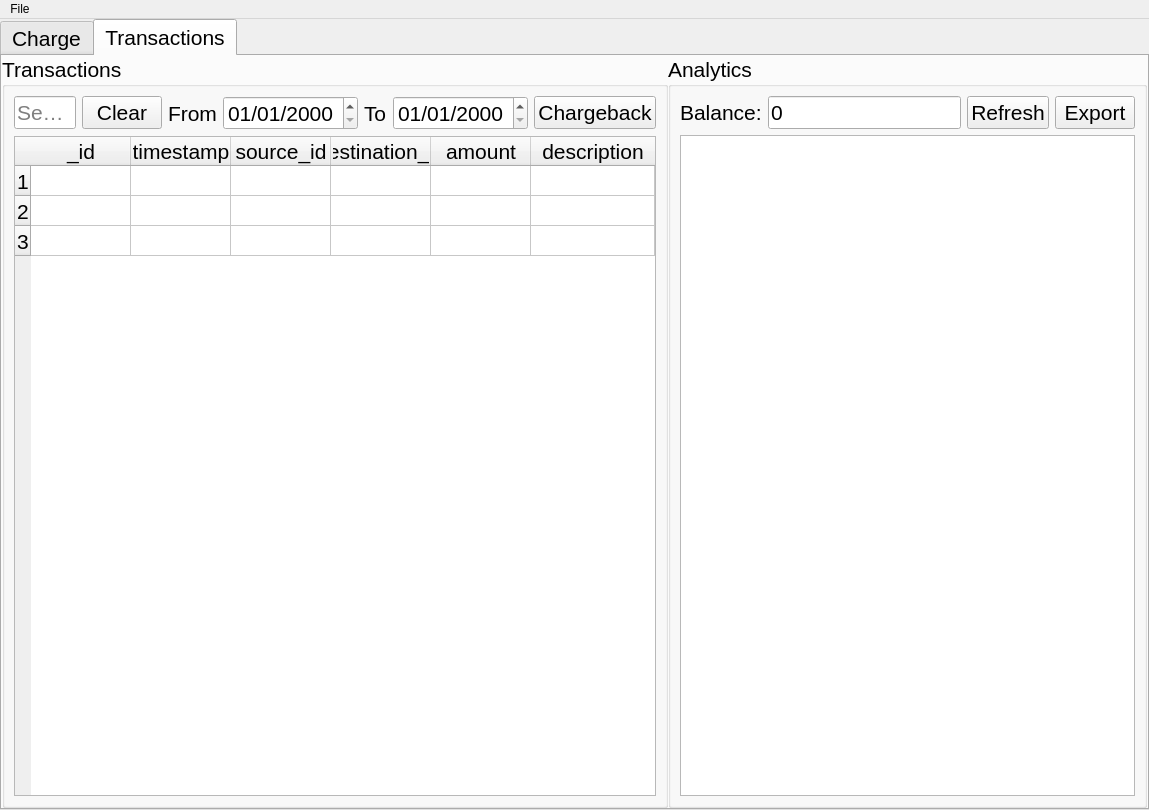
Before: the Qt Designer form src/windows/ui/ProjectMainWindow.ui in 1icolo/AUPay, drawn with Qt 5.
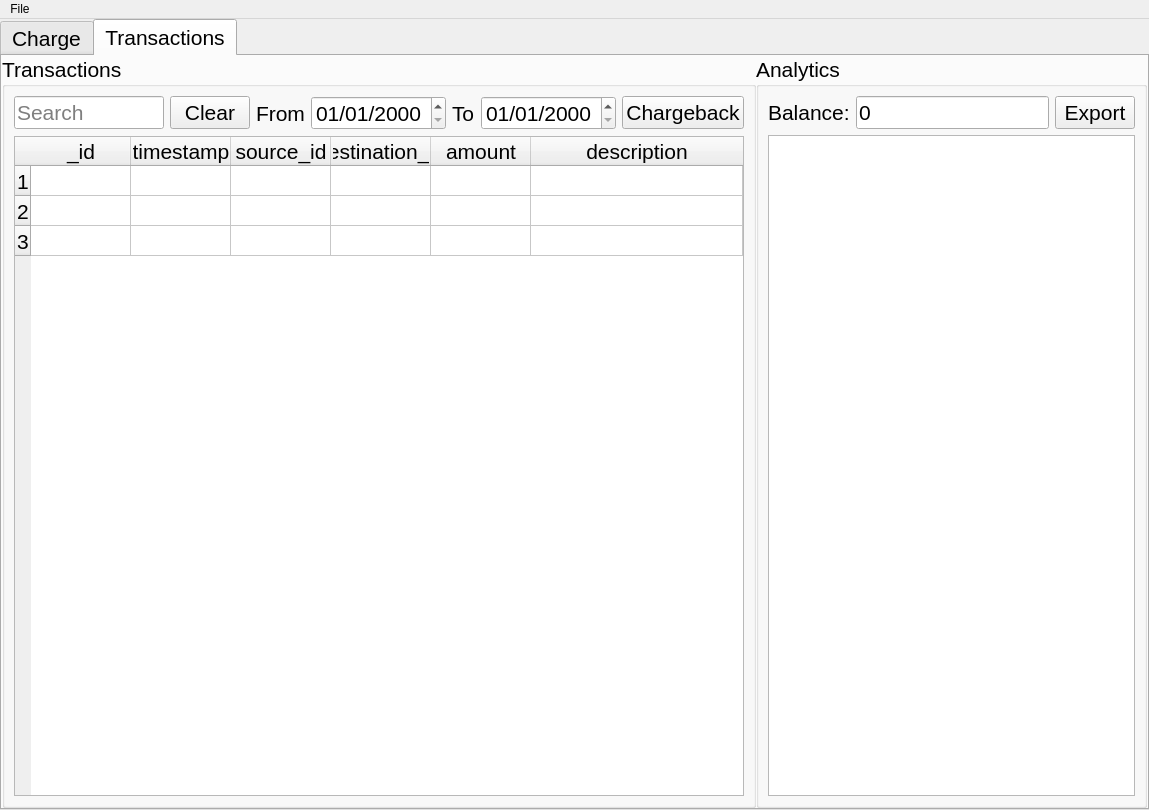
After: the same form once the commit is applied. The open tabs and pages were chosen to show the change. Icons and pictures are not drawn.

Commit message: removed refresh button

```diff
--- a/src/windows/ui/ProjectMainWindow.ui
+++ b/src/windows/ui/ProjectMainWindow.ui
@@ -1215,13 +1215,6 @@
                    </property>
                   </widget>
                  </item>
-                 <item>
-                  <widget class="QPushButton" name="businessWindow_chart_refresh">
-                   <property name="text">
-                    <string>Refresh</string>
-                   </property>
-                  </widget>
-                 </item>
                  <item>
                   <widget class="QPushButton" name="pushButton_3">
                    <property name="text">
```
Left out of the diff: 16 changed lines with no effect on the pictures. The commit also changes 4 other files.
